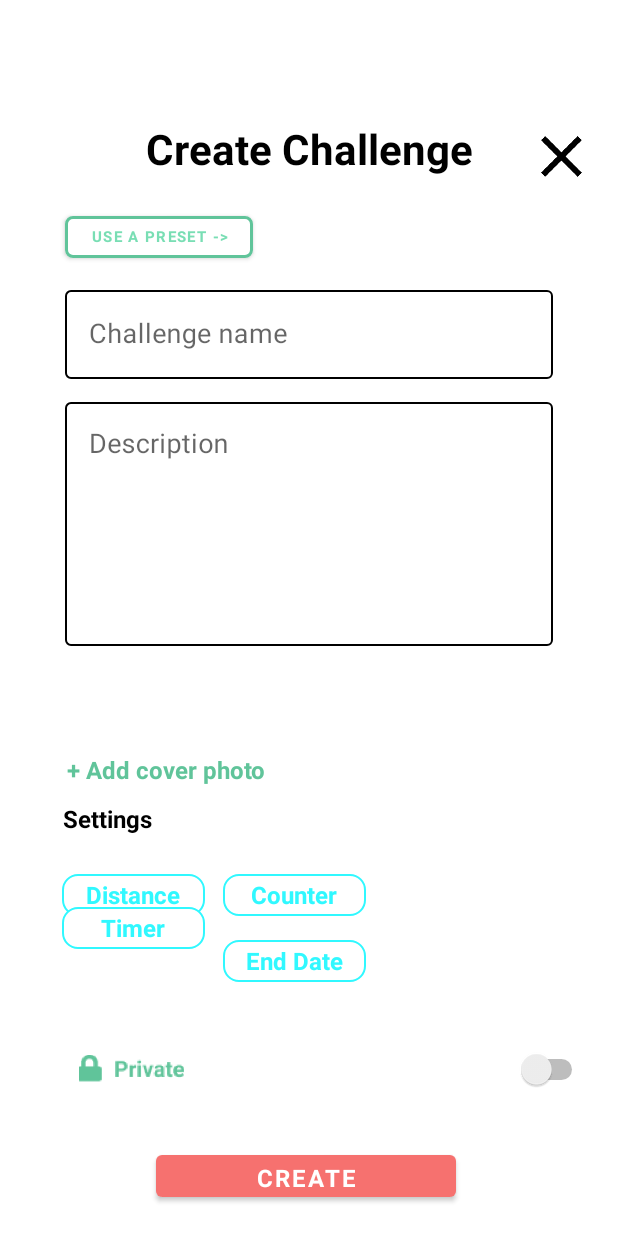
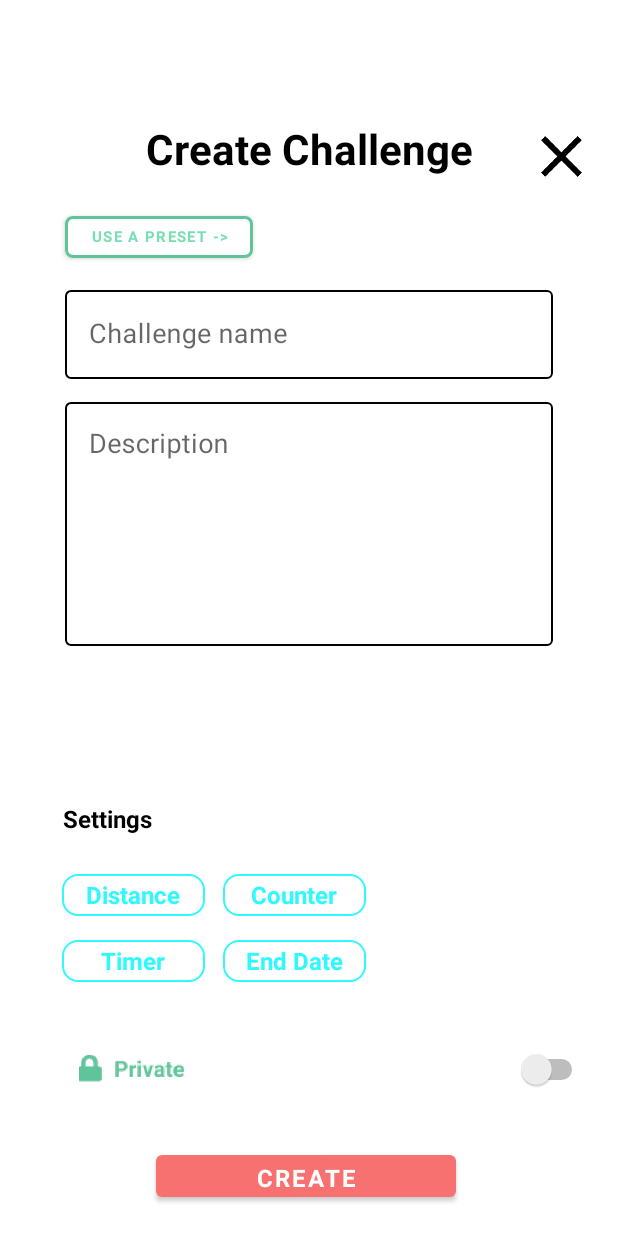
Before and after one commit to Fajlix/SonyMZ1, an Android app: the layout fragment_create_challenge.xml on its own in the app's theme, with its tools: preview values and no code run, on a phone screen of 412 x 824 dp. Run offline under Robolectric (Android 15) with nearby library versions, the phone set to English and light mode, and no system bars; Roboto replaces fonts that are not available here.

Commit message:
moved a textview in createChallengeFragment

```diff
--- a/app/src/main/res/layout/fragment_create_challenge.xml
+++ b/app/src/main/res/layout/fragment_create_challenge.xml
@@ -557,7 +557,7 @@
             app:layout_constraintHorizontal_bias="0.13"
             app:layout_constraintStart_toStartOf="parent"
             app:layout_constraintTop_toTopOf="parent"
-            app:layout_constraintVertical_bias="0.74" />
+            app:layout_constraintVertical_bias="0.77" />
 
         <Switch
             android:id="@+id/isPrivate"
@@ -644,22 +644,6 @@
                 android:textSize="18sp" />
         </com.google.android.material.textfield.TextInputLayout>
 
-        <TextView
-            android:id="@+id/addCoverPhoto"
-            android:layout_width="wrap_content"
-            android:layout_height="wrap_content"
-            android:layout_marginTop="10dp"
-            android:text="+ Add cover photo"
-            android:textColor="#60C49A"
-            android:textSize="16sp"
-            android:textStyle="bold"
-            app:layout_constraintBottom_toBottomOf="parent"
-            app:layout_constraintEnd_toEndOf="parent"
-            app:layout_constraintHorizontal_bias="0.16"
-            app:layout_constraintStart_toStartOf="parent"
-            app:layout_constraintTop_toTopOf="parent"
-            app:layout_constraintVertical_bias="0.59000003" />
-
         <Button
             android:id="@+id/presetButton"
             android:layout_width="125dp"
```
